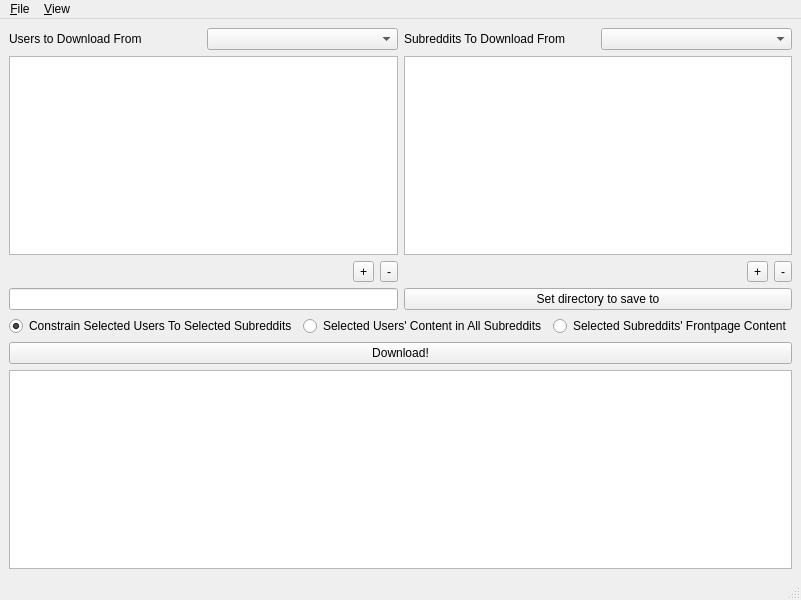
Before: the Qt Designer form redditScraper.ui in NSchrading/redditDataExtractor, drawn with Qt 5.
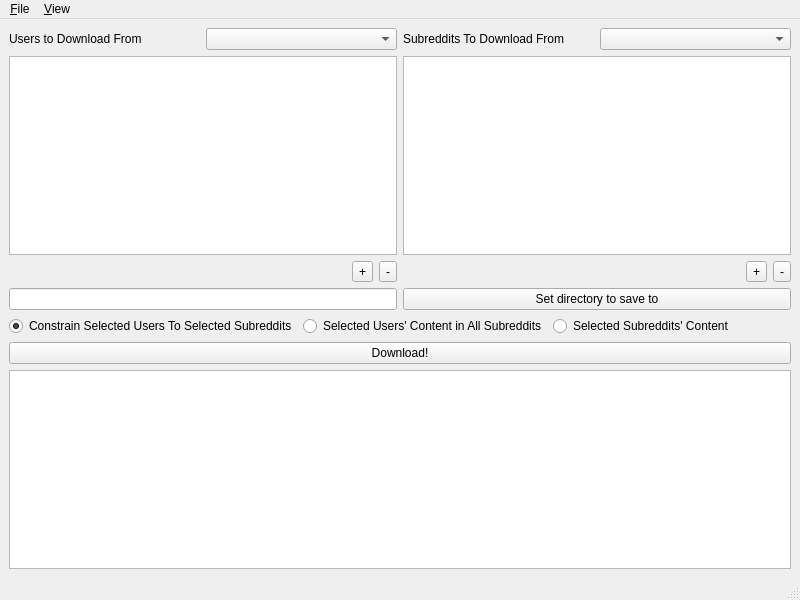
After: the same form once the commit is applied.

The edit to the form file:
```diff
--- a/redditScraper.ui
+++ b/redditScraper.ui
@@ -176,7 +176,7 @@
         <item>
          <widget class="QRadioButton" name="allSubBtn">
           <property name="text">
-           <string>Selected Subreddits' Frontpage Content</string>
+           <string>Selected Subreddits' Content</string>
           </property>
          </widget>
         </item>
```
